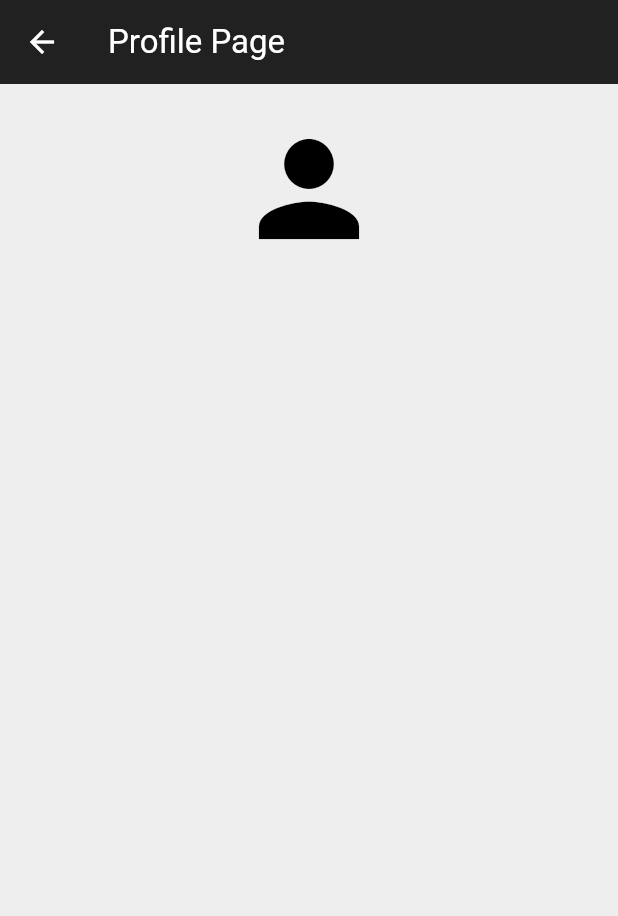
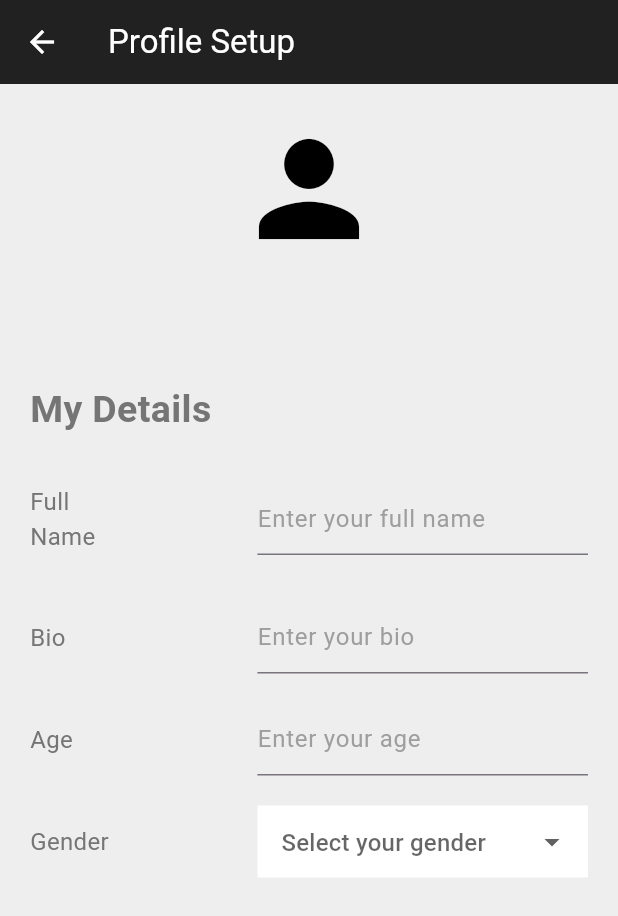
Before and after one commit to FIU-MOSAIC/wearableGestureRecognitionSystem, a Flutter app: the ProfilePage screen opened directly, on a phone screen of 412 x 824 dp. Shown: the top 916 px of the screen. Run offline on Flutter 3.47's test engine with Material 3 defaults, Android fonts, the phone set to English and light mode, and no system bars; our stand-ins replace firebase_auth, firebase_core, google_sign_in; accounts and stored records are empty; network calls fail.

Commit message:
Added Fields to the Profile Page

```diff
--- /dev/null
+++ b/mobileApp/gesture_detection/lib/components/ProfileDropDown.dart
@@ -0,0 +1,62 @@
+import 'package:flutter/material.dart';
+
+class GenderPicker extends StatefulWidget {
+  const GenderPicker({super.key});
+
+  @override
+  State<GenderPicker> createState() => _GenderPickerState();
+}
+
+class _GenderPickerState extends State<GenderPicker> {
+  String? selectedGender;
+
+  @override
+  Widget build(BuildContext context) {
+    return Row(
+      children: [
+        Expanded(
+          flex: 3,
+          child: Padding(
+            padding: const EdgeInsets.symmetric(horizontal: 20.0, vertical: 12.0),
+            child: Text(
+              'Gender',
+              style: TextStyle(
+                fontSize: 16,
+                color: Colors.grey[600],
+              ),
+            ),
+          ),
+        ),
+        const SizedBox(width: 40),
+        Expanded(
+          flex: 7,
+          child: Padding(
+            padding: const EdgeInsets.symmetric(horizontal: 20.0),
+            child: DropdownButtonFormField<String>(
+              value: selectedGender,
+              decoration: InputDecoration(
+                hintText: 'Select your gender',
+                hintStyle: TextStyle(color: Colors.grey[500]),
+                border: InputBorder.none,
+                filled: true,
+                fillColor: Colors.white,
+              ),
+              items: <String>['Male', 'Female', 'Non-binary', 'Prefer not to say'].map((String value) {
+                return DropdownMenuItem<String>(
+                  value: value,
+                  child: Text(value),
+                );
+              }).toList(),
+              onChanged: (String? newValue) {
+                setState(() {
+                  selectedGender = newValue;
+                });
+              },
+              isExpanded: true,
+            ),
+          ),
+        ),
+      ],
+    );
+  }
+}
--- /dev/null
+++ b/mobileApp/gesture_detection/lib/components/ProfileTextField.dart
@@ -0,0 +1,51 @@
+import 'package:flutter/material.dart';
+
+class ProfileTextField extends StatelessWidget {
+  final String text;
+  final String hintText;
+  final TextInputType keyboardType;  // Added this line
+
+  // Updated constructor to include keyboardType with a default value
+  const ProfileTextField({
+    super.key,
+    required this.text,
+    required this.hintText,
+    this.keyboardType = TextInputType.text,  // Default to text input
+  });
+
+  @override
+  Widget build(BuildContext context) {
+    return Row(
+      children: [
+        Expanded(
+          flex: 3,
+          child: Padding(
+            padding: const EdgeInsets.symmetric(horizontal: 20.0, vertical: 12.0),
+            child: Text(
+              text,
+              style: TextStyle(
+                fontSize: 16,
+                color: Colors.grey[600],
+              ),
+            ),
+          ),
+        ),
+        const SizedBox(width: 40),
+        Expanded(
+          flex: 7,
+          child: Padding(
+            padding: const EdgeInsets.symmetric(horizontal: 20.0),
+            child: TextField(
+              keyboardType: keyboardType,  // Apply keyboardType to TextField
+              decoration: InputDecoration(
+                hintText: hintText,
+                hintStyle: TextStyle(color: Colors.grey[500]),
+                focusedBorder: InputBorder.none,
+              ),
+            ),
+          ),
+        ),
+      ],
+    );
+  }
+}
--- a/mobileApp/gesture_detection/lib/main.dart
+++ b/mobileApp/gesture_detection/lib/main.dart
@@ -23,7 +23,14 @@ class _MyAppState extends State<MyApp> {
   // This widget is the root of your application.
   @override
   Widget build(BuildContext context) {
-    return const MaterialApp(
+    return MaterialApp(
+        theme: ThemeData(
+    cardColor: Colors.black,  // global cursor color for all input fields
+    textSelectionTheme: const TextSelectionThemeData(
+    cursorColor: Colors.black, // specifically setting the cursor color
+    ),
+
+  ),
       debugShowCheckedModeBanner: false,
       home: AuthPage(),
     );
--- a/mobileApp/gesture_detection/lib/pages/profile page.dart
+++ b/mobileApp/gesture_detection/lib/pages/profile page.dart
@@ -1,8 +1,9 @@
 import 'package:firebase_auth/firebase_auth.dart';
 import 'package:flutter/material.dart';
+import 'package:gesture_detection/components/ProfileDropDown.dart';
+import 'package:gesture_detection/components/ProfileTextField.dart';
 
 class ProfilePage extends StatefulWidget {
-
   const ProfilePage({super.key});
 
   @override
@@ -10,7 +11,7 @@ class ProfilePage extends StatefulWidget {
 }
 
 class _ProfilePageState extends State<ProfilePage> {
-  final currentUser = FirebaseAuth.instance.currentUser!;
+  User? currentUser = FirebaseAuth.instance.currentUser;
 
   @override
   Widget build(BuildContext context) {
@@ -19,20 +20,46 @@ class _ProfilePageState extends State<ProfilePage> {
       appBar: AppBar(
         backgroundColor: Colors.grey[900],
         foregroundColor: Colors.white,
-        title: Text('Profile Page'),
+        title: const Text('Profile Setup'),
       ),
       body: ListView(
         children: [
-          SizedBox(height: 20),
+          const SizedBox(height: 20),
           const Icon(
             Icons.person,
             color: Colors.black,
             size: 100.0,
           ),
-        Text(currentUser.email!.split("@")[0],
-        textAlign: TextAlign.center,
-        ),
-      ],
+          Text(
+            currentUser?.email?.split("@")[0] ?? "No email",
+            textAlign: TextAlign.center,
+            style: const TextStyle(
+              fontSize: 20,
+              fontWeight: FontWeight.bold,
+            ),
+          ),
+          const SizedBox(height: 50),
+          Padding(
+            padding: const EdgeInsets.symmetric(horizontal: 20.0),
+            child: Text(
+              "My Details",
+              style: TextStyle(
+                color: Colors.grey[600],
+                fontSize: 25,
+                fontWeight: FontWeight.bold,
+              ),
+            ),
+          ),
+          const SizedBox(height: 20),
+
+          const ProfileTextField(text: "Full Name", hintText: "Enter your full name"),
+          const SizedBox(height: 20),
+          const ProfileTextField(text: "Bio", hintText: "Enter your bio"),
+          const SizedBox(height: 20),
+          const ProfileTextField(text: "Age", hintText: "Enter your age", keyboardType: TextInputType.number),
+          const SizedBox(height: 20),
+          GenderPicker()
+        ],
       ),
     );
   }
--- a/mobileApp/gesture_detection/pubspec.yaml
+++ b/mobileApp/gesture_detection/pubspec.yaml
@@ -39,6 +39,7 @@ dependencies:
   firebase_core: ^2.32.0
   firebase_auth: ^4.20.0
   google_sign_in: ^6.2.1
+  cloud_firestore: ^4.17.5
 
 dev_dependencies:
   flutter_test:
```
Also changed, not shown: mobileApp/gesture_detection/pubspec.lock, 3 other files.
